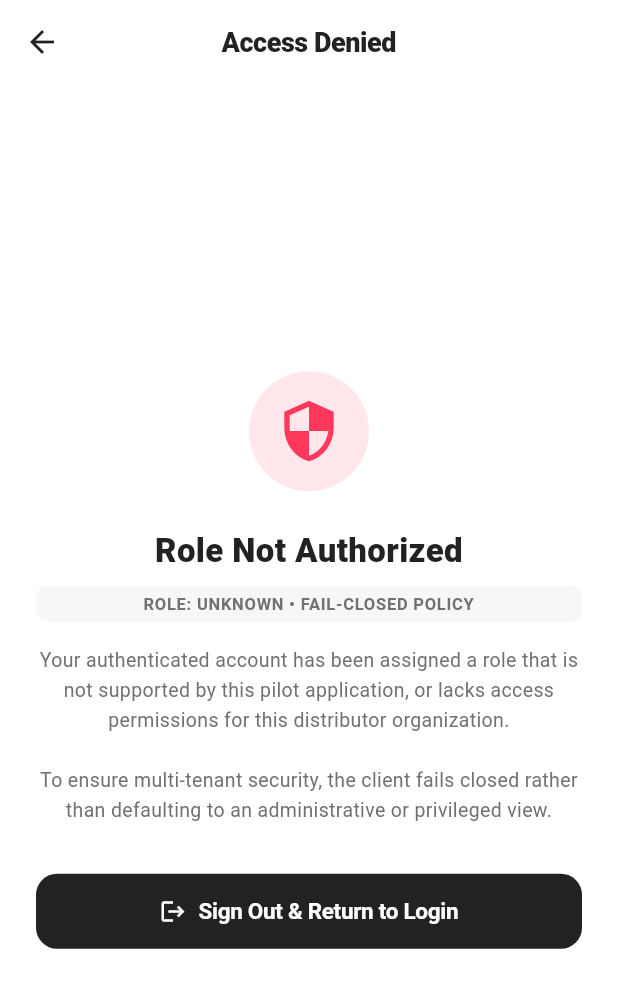
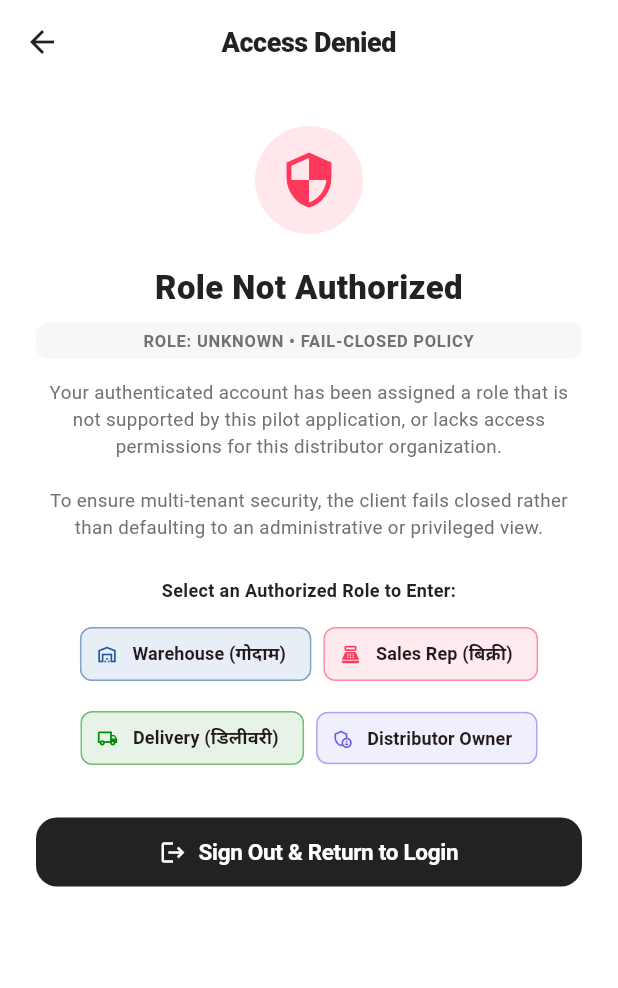
Before and after one commit to thisisrakeshhhh/app, a Flutter app: the RoleBlockedView screen opened directly, on a phone screen of 412 x 824 dp. Shown: the top 988 px of the screen. Run offline on Flutter 3.47's test engine with Material 3 defaults, Android fonts, the light colour scheme and no system bars; our stand-ins replace drift, flutter_secure_storage, google_maps_flutter, share_plus; accounts and stored records are empty; generated files the repository leaves out were written again.

Commit message:
fix(auth): add role selector chips to RoleBlockedView and auto-fallback session hydration

```diff
--- a/flutter_distributor/lib/screens/dashboards/role_blocked_view.dart
+++ b/flutter_distributor/lib/screens/dashboards/role_blocked_view.dart
@@ -3,7 +3,7 @@ import '../../services/auth_service.dart';
 import '../../theme/airbnb_theme.dart';
 
 /// Screen displayed when an authenticated session carries an unknown or unsupported role.
-/// Fails closed to protect distributor business operations.
+/// Fails closed to protect distributor business operations, while providing quick role selectors in pilot demo.
 class RoleBlockedView extends StatelessWidget {
   final String? attemptedRole;
   final AuthService? authService;
@@ -25,28 +25,29 @@ class RoleBlockedView extends StatelessWidget {
         elevation: 0,
       ),
       body: SafeArea(
-        child: Padding(
-          padding: const EdgeInsets.all(24.0),
+        child: SingleChildScrollView(
+          padding: const EdgeInsets.symmetric(horizontal: 24.0, vertical: 16.0),
           child: Column(
             mainAxisAlignment: MainAxisAlignment.center,
             crossAxisAlignment: CrossAxisAlignment.stretch,
             children: [
+              const SizedBox(height: 12),
               Center(
                 child: Container(
-                  width: 80,
-                  height: 80,
+                  width: 72,
+                  height: 72,
                   decoration: BoxDecoration(
                     color: AirbnbTheme.coral.withValues(alpha: 0.12),
                     shape: BoxShape.circle,
                   ),
                   child: const Icon(
                     Icons.security_outlined,
-                    size: 44,
+                    size: 40,
                     color: AirbnbTheme.coral,
                   ),
                 ),
               ),
-              const SizedBox(height: 24),
+              const SizedBox(height: 20),
               const Text(
                 'Role Not Authorized',
                 textAlign: TextAlign.center,
@@ -74,15 +75,72 @@ class RoleBlockedView extends StatelessWidget {
                   ),
                 ),
               ),
-              const SizedBox(height: 16),
+              const SizedBox(height: 14),
               Text(
                 attemptedRole?.toUpperCase() == 'OWNER'
                     ? 'The OWNER role is not mapped to Admin and requires a separately approved Owner dashboard specification.\n\nTo maintain strict role separation and prevent unauthorized privilege escalation, access remains fail-closed until an explicit Owner dashboard is authorized.'
                     : 'Your authenticated account has been assigned a role that is not supported by this pilot application, or lacks access permissions for this distributor organization.\n\nTo ensure multi-tenant security, the client fails closed rather than defaulting to an administrative or privileged view.',
                 textAlign: TextAlign.center,
-                style: const TextStyle(fontSize: 13, height: 1.5, color: AirbnbTheme.grey),
+                style: const TextStyle(fontSize: 12.5, height: 1.45, color: AirbnbTheme.grey),
               ),
-              const SizedBox(height: 32),
+              const SizedBox(height: 24),
+
+              // Quick Authorized Role Selectors for Pilot & Testing
+              const Text(
+                'Select an Authorized Role to Enter:',
+                textAlign: TextAlign.center,
+                style: TextStyle(
+                  fontSize: 12,
+                  fontWeight: FontWeight.w700,
+                  color: AirbnbTheme.dark,
+                ),
+              ),
+              const SizedBox(height: 10),
+              Wrap(
+                spacing: 8,
+                runSpacing: 8,
+                alignment: WrapAlignment.center,
+                children: [
+                  ActionChip(
+                    avatar: const Icon(Icons.warehouse_outlined, size: 14, color: AirbnbTheme.jodhpurBlue),
+                    label: const Text('Warehouse (गोदाम)', style: TextStyle(fontSize: 12, fontWeight: FontWeight.w700)),
+                    backgroundColor: AirbnbTheme.jodhpurBlue.withValues(alpha: 0.1),
+                    side: BorderSide(color: AirbnbTheme.jodhpurBlue.withValues(alpha: 0.3)),
+                    onPressed: () {
+                      authService?.switchRoleForDemo('WAREHOUSE');
+                    },
+                  ),
+                  ActionChip(
+                    avatar: const Icon(Icons.point_of_sale_outlined, size: 14, color: AirbnbTheme.coral),
+                    label: const Text('Sales Rep (बिक्री)', style: TextStyle(fontSize: 12, fontWeight: FontWeight.w700)),
+                    backgroundColor: AirbnbTheme.coral.withValues(alpha: 0.1),
+                    side: BorderSide(color: AirbnbTheme.coral.withValues(alpha: 0.3)),
+                    onPressed: () {
+                      authService?.switchRoleForDemo('SALES');
+                    },
+                  ),
+                  ActionChip(
+                    avatar: const Icon(Icons.local_shipping_outlined, size: 14, color: AirbnbTheme.success),
+                    label: const Text('Delivery (डिलीवरी)', style: TextStyle(fontSize: 12, fontWeight: FontWeight.w700)),
+                    backgroundColor: AirbnbTheme.success.withValues(alpha: 0.1),
+                    side: BorderSide(color: AirbnbTheme.success.withValues(alpha: 0.3)),
+                    onPressed: () {
+                      authService?.switchRoleForDemo('DELIVERY');
+                    },
+                  ),
+                  ActionChip(
+                    avatar: const Icon(Icons.admin_panel_settings_outlined, size: 14, color: Color(0xFF6C5CE7)),
+                    label: const Text('Distributor Owner', style: TextStyle(fontSize: 12, fontWeight: FontWeight.w700)),
+                    backgroundColor: const Color(0xFF6C5CE7).withValues(alpha: 0.1),
+                    side: BorderSide(color: const Color(0xFF6C5CE7).withValues(alpha: 0.3)),
+                    onPressed: () {
+                      authService?.switchRoleForDemo('OWNER');
+                    },
+                  ),
+                ],
+              ),
+
+              const SizedBox(height: 28),
               ElevatedButton.icon(
                 onPressed: () async {
                   if (authService != null) {
@@ -96,10 +154,11 @@ class RoleBlockedView extends StatelessWidget {
                 style: ElevatedButton.styleFrom(
                   backgroundColor: AirbnbTheme.dark,
                   foregroundColor: Colors.white,
-                  padding: const EdgeInsets.symmetric(vertical: 16),
+                  padding: const EdgeInsets.symmetric(vertical: 14),
                   shape: RoundedRectangleBorder(borderRadius: BorderRadius.circular(14)),
                 ),
               ),
+              const SizedBox(height: 16),
             ],
           ),
         ),
--- a/flutter_distributor/lib/screens/tenant_boundary_blocked_view.dart
+++ b/flutter_distributor/lib/screens/tenant_boundary_blocked_view.dart
@@ -175,6 +175,8 @@ class TenantBoundaryBlockedView extends StatelessWidget {
                     height: 50,
                     child: ElevatedButton.icon(
                       onPressed: () {
+                        final targetRole = authService.currentRole ?? 'WAREHOUSE';
+                        authService.switchRoleForDemo(targetRole);
                         Navigator.pushReplacement(
                           context,
                           MaterialPageRoute(
@@ -186,9 +188,9 @@ class TenantBoundaryBlockedView extends StatelessWidget {
                         );
                       },
                       icon: const Icon(Icons.storefront, size: 18, color: Colors.white),
-                      label: const Text(
-                        'Continue to Sales Pilot (Demo)',
-                        style: TextStyle(
+                      label: Text(
+                        'Continue to ${authService.currentRole ?? "Operations"} (Demo Pilot)',
+                        style: const TextStyle(
                           fontSize: 15,
                           fontWeight: FontWeight.w700,
                           color: Colors.white,
--- a/flutter_distributor/lib/services/auth_service.dart
+++ b/flutter_distributor/lib/services/auth_service.dart
@@ -269,6 +269,28 @@ class AuthService extends ChangeNotifier {
       final updated = s.copyWith(activeRole: newRole);
       _state = AuthState.authenticated(updated);
       notifyListeners();
+    } else {
+      final demoSession = UserSession(
+        userId: 'usr_demo_${newRole.toLowerCase()}',
+        name: switch (newRole) {
+          'WAREHOUSE' => 'Mukesh Godown (Warehouse)',
+          'SALES' => 'Rakesh Kumar (Sales)',
+          'DELIVERY' => 'Suresh Yadav (Delivery)',
+          _ => 'System Owner (Control Room)',
+        },
+        activeOrganizationId: 'comp_jodhpur',
+        activeRole: newRole,
+        organizations: [
+          OrganizationMembership(
+            id: 'comp_jodhpur',
+            name: 'Jodhpur FMCG Depot',
+            role: newRole,
+            isActive: true,
+          ),
+        ],
+      );
+      _state = AuthState.authenticated(demoSession);
+      notifyListeners();
     }
   }
 
```
